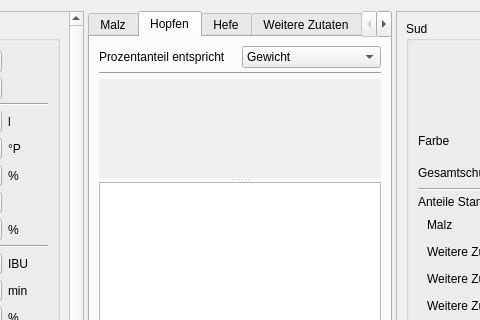
kleiner-brauhelfer/kleiner-brauhelfer-2, file kleiner-brauhelfer/tabrezept.ui: the form before one commit; both pictures show x 306 to 786 and y 0 to 320 of the 1086 by 714 pixel window.
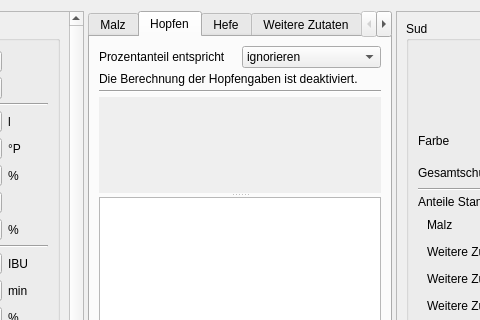
The form after the commit. The open tabs and pages were chosen to show the change. Custom widgets are drawn as their Qt base class.

Commit message: Berechnung der Hopfengaben lässt sich deaktivieren

What changed in the file:
```diff
--- a/kleiner-brauhelfer/tabrezept.ui
+++ b/kleiner-brauhelfer/tabrezept.ui
@@ -1138,6 +1138,11 @@
             <property name="toolTip">
              <string>&lt;html&gt;&lt;head/&gt;&lt;body&gt;&lt;p&gt;Hier wird die Art der &lt;span style=&quot; font-weight:600;&quot;&gt;Hopfenberechnung&lt;/span&gt; nach Gewicht oder IBU gewählt.&lt;/p&gt;&lt;p&gt;&lt;span style=&quot; font-weight:600;&quot;&gt;Gewicht&lt;/span&gt; bedeutet, der Prozentwert entspricht dem prozentualen Gewichtsanteil der gesamt benötigten Menge Hopfen.&lt;/p&gt;&lt;p&gt;&lt;span style=&quot; font-weight:600;&quot;&gt;IBU&lt;/span&gt; bedeutet, der Prozentwert entspricht dem prozentualen IBU Anteil der Sollbittere.&lt;/p&gt;&lt;p&gt;Diese Berechnungsart wird empfohlen, da sich gleiche Hopfensorten mit verschiedenen Alpha-Werten besser austauschen lassen.&lt;/p&gt;&lt;/body&gt;&lt;/html&gt;</string>
             </property>
+            <item>
+             <property name="text">
+              <string>ignorieren</string>
+             </property>
+            </item>
             <item>
              <property name="text">
               <string>Gewicht</string>
@@ -1159,6 +1164,13 @@
           </item>
          </layout>
         </item>
+        <item>
+         <widget class="QLabel" name="lblBerechnungsartHopfenWarnung">
+          <property name="text">
+           <string>Die Berechnung der Hopfengaben ist deaktiviert.</string>
+          </property>
+         </widget>
+        </item>
         <item>
          <widget class="Line" name="line_3">
           <property name="orientation">
```
Left out of the diff: 2 changed lines with no effect on the pictures. The commit also changes 11 other files.
